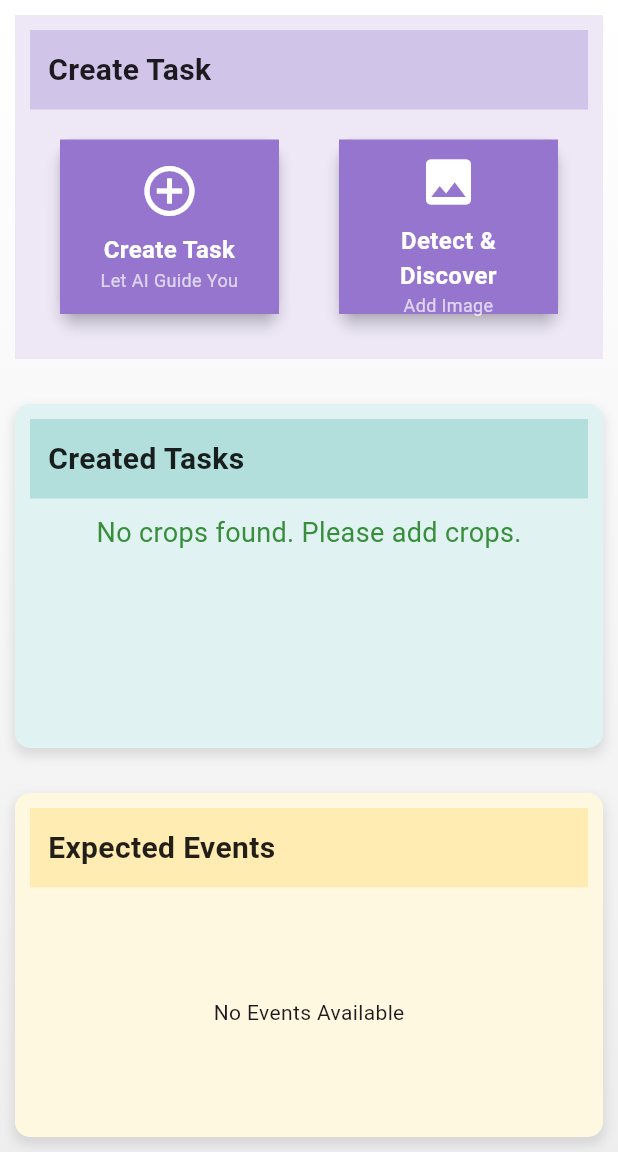
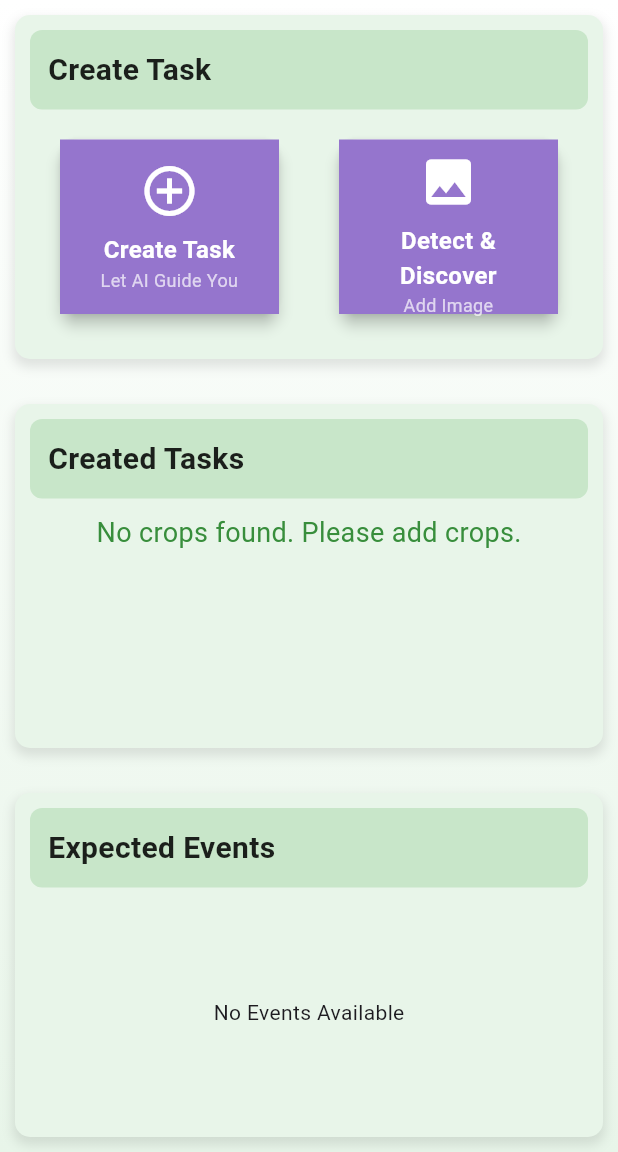
Before and after one commit to Lib1221/Smart_Gebere, a Flutter app: the screen it shows once a user with an empty profile is signed in, on a phone screen of 412 x 824 dp, the part 84-1236 px from its top. Run offline on Flutter 3.47's test engine with Material 3 defaults, Android fonts, the light colour scheme and no system bars; our stand-ins replace cloud_firestore, file_picker, firebase_auth, firebase_core, flutter_dotenv, flutter_markdown and 6 more; accounts and stored records are empty.

Commit message:
Refactor Home_Screen to use consistent colors and styles for task sections

```diff
--- a/lib/Home/Home.dart
+++ b/lib/Home/Home.dart
@@ -36,7 +36,7 @@ class Home_Screen extends StatelessWidget {
         height: double.infinity,
         decoration: BoxDecoration(
           gradient: LinearGradient(
-            colors: [Colors.white, Colors.grey.shade200],
+            colors: [Colors.white, Colors.green.shade50],
             begin: Alignment.topCenter,
             end: Alignment.bottomCenter,
           ),
@@ -44,35 +44,16 @@ class Home_Screen extends StatelessWidget {
         child: SafeArea(
           child: Column(
             children: [
-              // Body
               Expanded(
                 child: Column(
                   children: [
-                    // Create Task Section
-                    Flexible(
-                      flex: 1,
-                      child: Container(
-                        margin: const EdgeInsets.all(10),
-                        padding: const EdgeInsets.all(10),
-                        color: Colors.deepPurple.shade50,
-                        child: Column(
-                          children: [
-                            SectionHeader(title: 'Create Task', bgColor: Colors.deepPurple.shade100),
-                            const TaskCreationSection(),
-                          ],
-                        ),
-                      ),
-                    ),
-                    // Created Tasks Section
-
-                    const SizedBox(height: 10),
                     Flexible(
                       flex: 1,
                       child: Container(
                         margin: const EdgeInsets.all(10),
                         padding: const EdgeInsets.all(10),
                         decoration: BoxDecoration(
-                                color: Colors.teal.shade50,
+                          color: Colors.green.shade50,
                           borderRadius: BorderRadius.circular(10),
                           boxShadow: [
                             BoxShadow(
@@ -85,19 +66,47 @@ class Home_Screen extends StatelessWidget {
                         ),
                         child: Column(
                           children: [
-                                  SectionHeader(title: 'Created Tasks', bgColor: Colors.teal.shade100),
-                                  const SizedBox(height: 10,),
+                            SectionHeader(title: 'Create Task', bgColor: Colors.green.shade100),
+                            const TaskCreationSection(),
+                          ],
+                        ),
+                      ),
+                    ),
+
+                    const SizedBox(height: 10),
+                    Flexible(
+                      flex: 1,
+                      child: Container(
+                        margin: const EdgeInsets.all(10),
+                        padding: const EdgeInsets.all(10),
+                        decoration: BoxDecoration(
+                          color: Colors.green.shade50,
+                          borderRadius: BorderRadius.circular(10),
+                          boxShadow: [
+                            BoxShadow(
+                              color: Colors.black.withOpacity(0.1),
+                              offset: const Offset(0, 4),
+                              blurRadius: 6,
+                              spreadRadius: 1,
+                            ),
+                          ],
+                        ),
+                        child: Column(
+                          children: [
+                            SectionHeader(title: 'Created Tasks', bgColor: Colors.green.shade100),
+                            const SizedBox(height: 10),
                             Expanded(child: SlideableCreatedTasks()),
                           ],
                         ),
                       ),
                     ),
+
                     const SizedBox(height: 10),
                     Flexible(
                       flex: 1,
                       child: Container(
                         decoration: BoxDecoration(
-                                color: Colors.amber.shade50,
+                          color: Colors.green.shade50,
                           borderRadius: BorderRadius.circular(10),
                           boxShadow: [
                             BoxShadow(
@@ -110,12 +119,10 @@ class Home_Screen extends StatelessWidget {
                         ),
                         margin: const EdgeInsets.all(10),
                         padding: const EdgeInsets.all(10),
-
                         child: Column(
                           children: [
-                            SectionHeader(title: 'Expected Events', bgColor: Colors.amber.shade100),
-                            const SizedBox(height: 10,),
-
+                            SectionHeader(title: 'Expected Events', bgColor: Colors.green.shade100),
+                            const SizedBox(height: 10),
                             const Expanded(child: SlideableExpectedEvents()),
                           ],
                         ),
@@ -132,7 +139,6 @@ class Home_Screen extends StatelessWidget {
   }
 }
 
-// Section Header
 class SectionHeader extends StatelessWidget {
   final String title;
   final Color bgColor;
@@ -144,7 +150,10 @@ class SectionHeader extends StatelessWidget {
     return Container(
       width: double.infinity,
       padding: const EdgeInsets.all(12),
+      decoration: BoxDecoration(
         color: bgColor,
+        borderRadius: BorderRadius.circular(8),
+      ),
       child: Text(
         title,
         style: const TextStyle(
```
Lines whose indentation alone changed are shown as unchanged.
